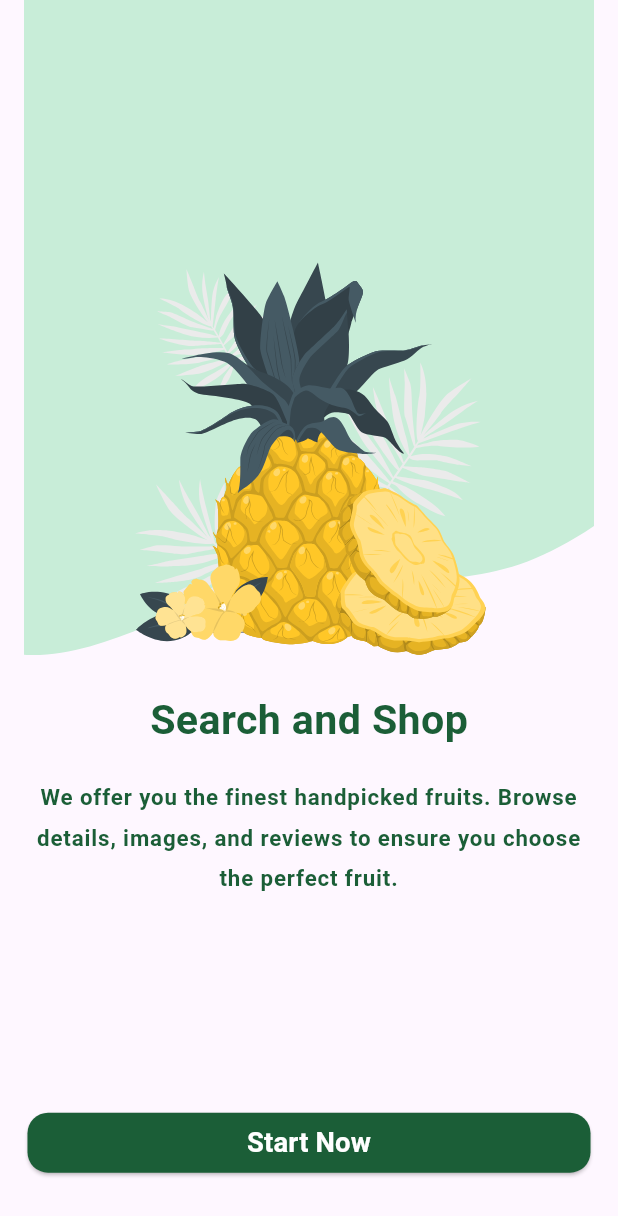
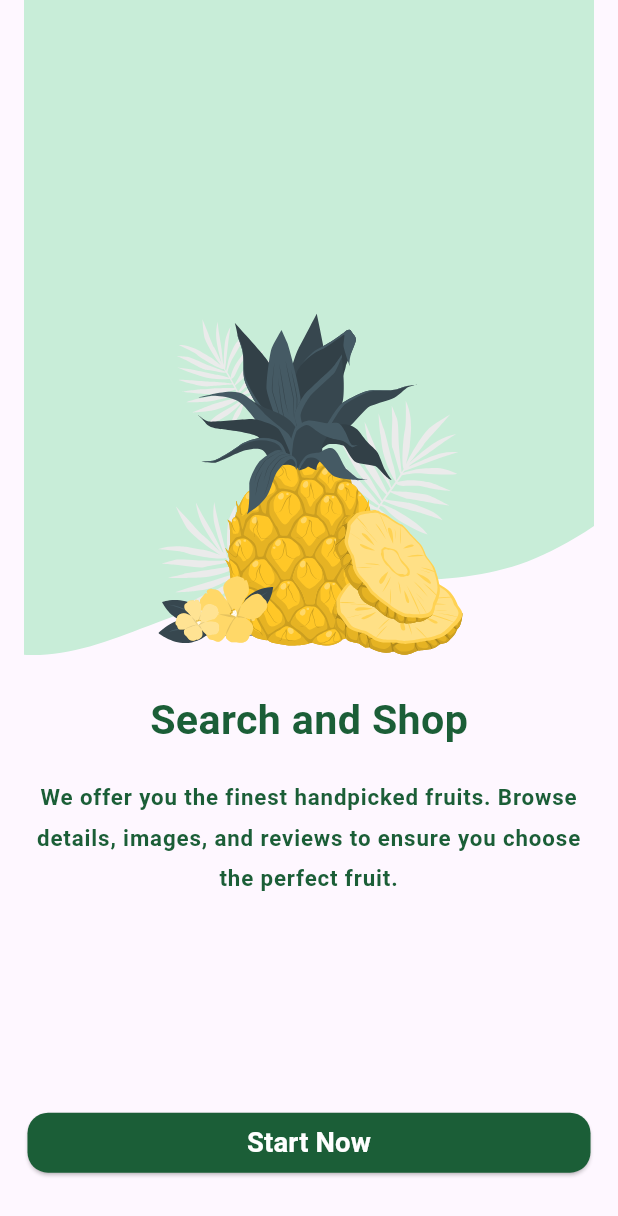
Before and after one commit to AlaaSharshera/Fruitopia, a Flutter app: the SecondOnboardingView screen opened by its route, on a phone screen of 412 x 824 dp. Shown: the top 1216 px of the screen. Run offline on Flutter 3.47's test engine with Material 3 defaults, Android fonts, the phone set to English and light mode, and no system bars; our stand-ins replace device_preview, flutter_bloc, flutter_screenutil, flutter_svg, google_fonts; Roboto replaces fonts that are missing (Cairo).

Commit message:
Adjust image height in CustomOnboardingBody and clean up whitespace

```diff
--- a/lib/features/on_boarding/presentation/widgets/custom_onboarding_body.dart
+++ b/lib/features/on_boarding/presentation/widgets/custom_onboarding_body.dart
@@ -57,7 +57,7 @@ class CustomOnboardingBody extends StatelessWidget {
               bottom: 0,
               right: 0,
               left: 0,
-              child: SvgPicture.asset(image, height: 230.h),
+              child: SvgPicture.asset(image, height: 200.h),
             ),
           ],
         ),
@@ -85,6 +85,7 @@ class CustomOnboardingBody extends StatelessWidget {
             ),
           ),
         ),
+
       ],
     );
   }
```
